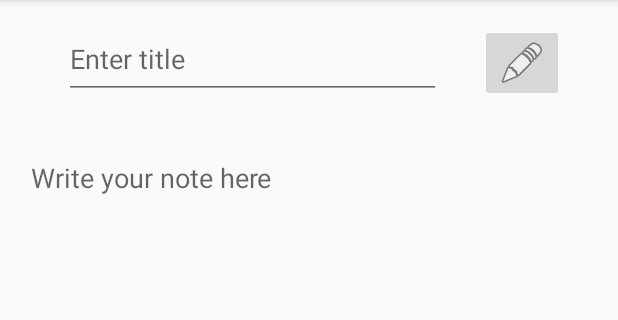
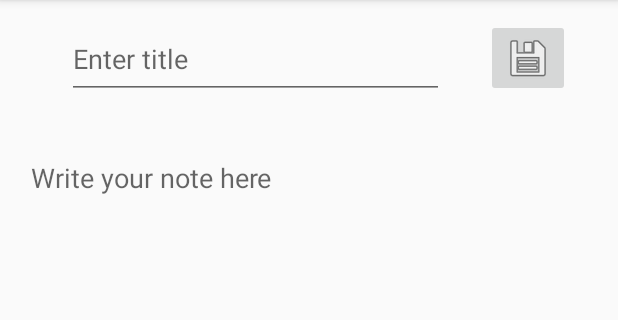
Before and after one commit to OASHAH/notesManager, an Android app: the a2 screen opened directly, with no data from a screen before it, on a phone screen of 412 x 824 dp, the part 84-404 px from its top. Run offline under Robolectric (Android 15) with nearby library versions, the phone set to English and light mode, and no system bars.

Commit message:
Another minor fix.

```diff
--- a/app/src/main/java/com/example/notesmanager/a2.java
+++ b/app/src/main/java/com/example/notesmanager/a2.java
@@ -49,7 +49,7 @@ public class a2 extends AppCompatActivity  {
 
 
         title = findViewById(R.id.title);
-        ebtn = findViewById(R.id.sbutton);
+        ebtn = findViewById(R.id.sb1);
         des = findViewById(R.id.description);
         m = findViewById(R.id.mistakes);
         Intent inten = getIntent();
--- a/app/src/main/java/com/example/notesmanager/editnote.java
+++ b/app/src/main/java/com/example/notesmanager/editnote.java
@@ -63,9 +63,6 @@ public class editnote extends AppCompatActivity {
 
         dictionary = new Vector<String>();
         flg = true;
-
-
-
         /*
 
         try
@@ -201,7 +198,6 @@ public class editnote extends AppCompatActivity {
                     arrayList.set(noteIndex1, tvv);
                     //Intent fh = new Intent(getApplicationContext(), MainActivity.class);
                     //startActivity(fh);
-
                     finish();
             }
         });
--- a/app/src/main/res/layout/activity_a2.xml
+++ b/app/src/main/res/layout/activity_a2.xml
@@ -6,18 +6,6 @@
     android:layout_height="match_parent"
     tools:context=".a2">
 
-
-    <ImageButton
-        android:id="@+id/sbutton"
-        android:layout_width="wrap_content"
-        android:layout_height="wrap_content"
-        android:layout_marginTop="16dp"
-        android:layout_marginEnd="36dp"
-        android:layout_marginRight="36dp"
-        app:layout_constraintEnd_toEndOf="parent"
-        app:layout_constraintTop_toTopOf="parent"
-        app:srcCompat="@android:drawable/ic_menu_edit"
-        tools:srcCompat="@android:drawable/ic_menu_save" />
 
     <EditText
         android:id="@+id/description"
@@ -56,10 +44,21 @@
         android:layout_marginLeft="16dp"
         android:hint="Enter title"
         app:layout_constraintBottom_toTopOf="@+id/description"
-        app:layout_constraintEnd_toStartOf="@+id/sbutton"
-        app:layout_constraintHorizontal_bias="0.509"
+        app:layout_constraintEnd_toStartOf="@+id/sb1"
         app:layout_constraintStart_toStartOf="parent"
         app:layout_constraintTop_toTopOf="parent"
         app:layout_constraintVertical_bias="0.29" />
 
+    <ImageButton
+        android:id="@+id/sb1"
+        android:layout_width="wrap_content"
+        android:layout_height="wrap_content"
+        android:layout_marginEnd="32dp"
+        android:layout_marginRight="32dp"
+        app:layout_constraintBottom_toTopOf="@+id/description"
+        app:layout_constraintEnd_toEndOf="parent"
+        app:layout_constraintTop_toTopOf="parent"
+        app:layout_constraintVertical_bias="0.288"
+        app:srcCompat="@android:drawable/ic_menu_save" />
+
 </androidx.constraintlayout.widget.ConstraintLayout>
```
Also changed, not shown: app/src/main/res/layout/activity_viewscreen.xml (+9 -7 lines).
